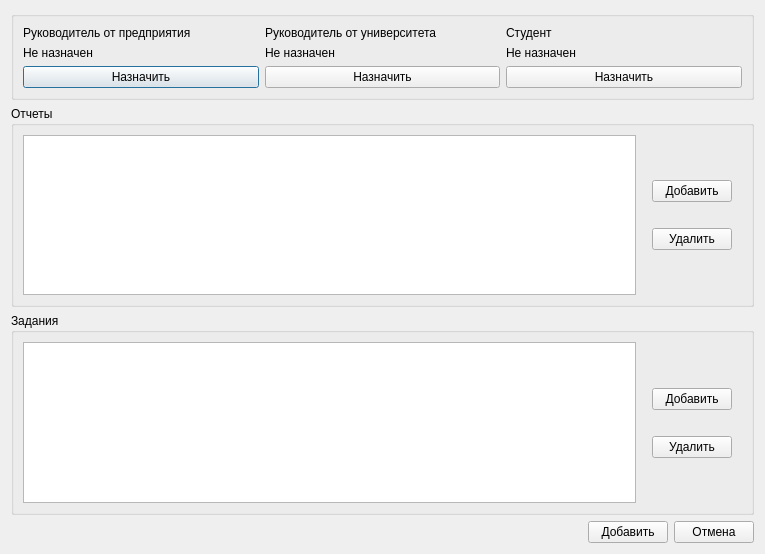
Qt form ui/passingpracticewindow.ui (7enSmile/clientVKR) before a commit.
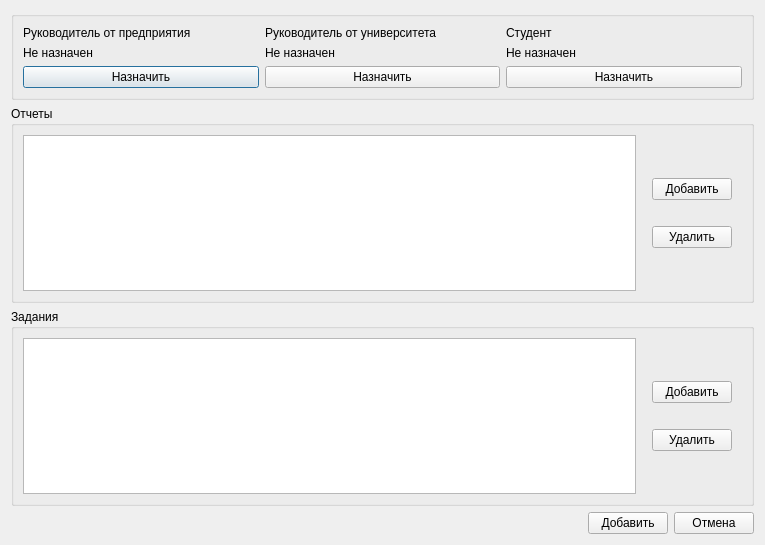
The same form after that commit.

```diff
--- a/ui/passingpracticewindow.ui
+++ b/ui/passingpracticewindow.ui
@@ -7,7 +7,7 @@
     <x>0</x>
     <y>0</y>
     <width>765</width>
-    <height>554</height>
+    <height>545</height>
    </rect>
   </property>
   <property name="windowTitle">
@@ -131,7 +131,7 @@
            <enum>QAbstractItemView::SingleSelection</enum>
           </property>
           <attribute name="horizontalHeaderVisible">
-           <bool>false</bool>
+           <bool>true</bool>
           </attribute>
           <attribute name="horizontalHeaderDefaultSectionSize">
            <number>100</number>
@@ -252,7 +252,7 @@
            <enum>QAbstractItemView::SingleSelection</enum>
           </property>
           <attribute name="horizontalHeaderVisible">
-           <bool>false</bool>
+           <bool>true</bool>
           </attribute>
           <attribute name="horizontalHeaderDefaultSectionSize">
            <number>100</number>
```
